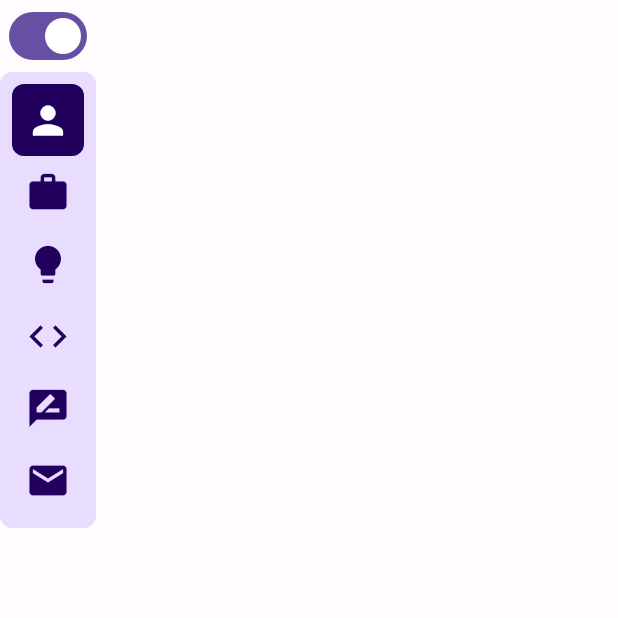
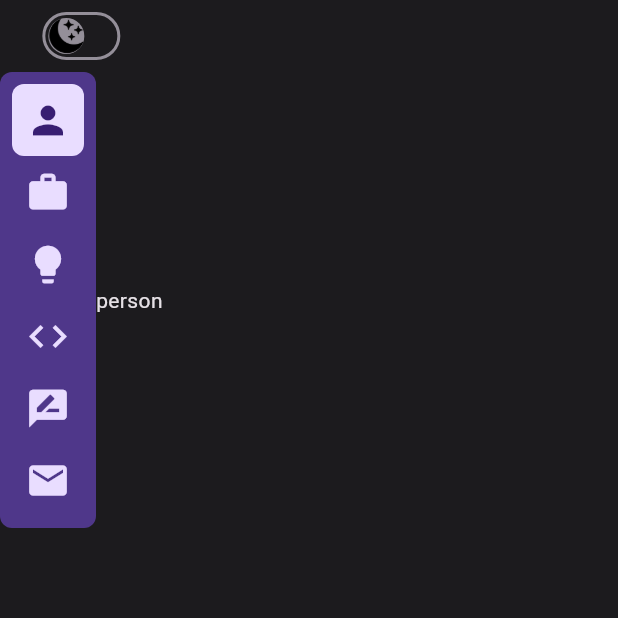
Before and after one commit to SATTIRAMYASRI/ramya_portfolio, a Flutter app: the screen it shows after launch, on a phone screen of 412 x 824 dp, the top half of it. Run offline on Flutter 3.47's test engine with Material 3 defaults, Android fonts, the phone set to English and light mode, and no system bars; our stand-ins replace bloc, flutter_bloc.

Commit message:
theme bug fixes in progress

```diff
--- a/lib/cubits/theme/theme_cubit.dart
+++ b/lib/cubits/theme/theme_cubit.dart
@@ -5,7 +5,7 @@ part 'theme_state.dart';
 
 class ThemeCubit extends Cubit<ThemeState> {
   ThemeCubit() : super(ThemeInitialState());
-  ThemeData themeColor = lightMode;
+  ThemeData themeColor = darkMode;
 
   changeTheme(selectedMode) {
     themeColor = selectedMode;
--- a/lib/main.dart
+++ b/lib/main.dart
@@ -58,7 +58,10 @@ class _MyAppState extends State<MyApp> {
                     activeThumbImage: const AssetImage(ImageConstants.sun),
                     inactiveThumbImage: const AssetImage(ImageConstants.night),
                   ),
-                  const SideBar()
+                  BlocProvider(
+                    create: (context) => _themeCubit,
+                    child: const HomeScreen(),
+                  )
                 ],
               ),
             ),
--- a/lib/screens/home_screen.dart
+++ b/lib/screens/home_screen.dart
@@ -1,26 +1,66 @@
 import 'package:flutter/material.dart';
+import 'package:flutter_bloc/flutter_bloc.dart';
+import 'package:ramya_portfolio/cubits/side_nav_bar/side_nav_bar_cubit.dart';
+import 'package:ramya_portfolio/cubits/theme/theme_cubit.dart';
+import 'package:ramya_portfolio/enums/side_nav_bar_enums.dart';
 import 'package:ramya_portfolio/widgets/side_bar.dart';
 
-class HomeScreen extends StatelessWidget {
+class HomeScreen extends StatefulWidget {
   const HomeScreen({super.key});
 
   @override
+  State<HomeScreen> createState() => _HomeScreenState();
+}
+
+class _HomeScreenState extends State<HomeScreen> {
+  late ThemeCubit _themeCubit;
+  late SideNavBarCubit _sideNavBarCubit;
+
+  @override
+  void initState() {
+    _themeCubit = context.read<ThemeCubit>();
+    _sideNavBarCubit = SideNavBarCubit();
+    super.initState();
+  }
+
+  @override
   Widget build(BuildContext context) {
-    return Row(
-      mainAxisSize: MainAxisSize.min,
-      children: [
-        SideBar(),
-        Column(
-          children: [
-            Row(
-              children: [Text("social media links"), Text("light dark")],
-            ),
-            Row(
-              children: [Text("changing role text"), Text("lottie")],
-            )
-          ],
-        )
-      ],
+    return BlocProvider(
+      create: (context) => _sideNavBarCubit,
+      child: BlocBuilder<SideNavBarCubit, SideNavBarState>(
+        builder: (context, state) {
+          return Row(
+            mainAxisSize: MainAxisSize.min,
+            children: [
+              BlocProvider(
+                create: (context) => _themeCubit,
+                child: const SideBar(),
+              ),
+              selectRoute()
+            ],
+          );
+        },
+      ),
     );
   }
+
+  Widget selectRoute() {
+    debugPrint('${_sideNavBarCubit.selectedIcon}');
+    switch (_sideNavBarCubit.selectedIcon) {
+      case SideNavBarIconsEnum.person:
+        return Text("person");
+      case SideNavBarIconsEnum.work:
+        return Text("work");
+      case SideNavBarIconsEnum.lightbulb:
+        return Text("lightbulb");
+      case SideNavBarIconsEnum.code:
+        return Text("code");
+      case SideNavBarIconsEnum.ratereview:
+        return Text("ratereview");
+      case SideNavBarIconsEnum.mail:
+        return Text("mail");
+      default:
+        return Text("default");
+    }
+  }
 }
--- a/lib/widgets/side_bar.dart
+++ b/lib/widgets/side_bar.dart
@@ -1,6 +1,5 @@
 import 'package:flutter/material.dart';
 import 'package:flutter_bloc/flutter_bloc.dart';
-import 'package:ramya_portfolio/Theme/themes.dart';
 import 'package:ramya_portfolio/constants/edge_insets.dart';
 import 'package:ramya_portfolio/cubits/side_nav_bar/side_nav_bar_cubit.dart';
 import 'package:ramya_portfolio/cubits/theme/theme_cubit.dart';
@@ -19,7 +18,7 @@ class _SideBarState extends State<SideBar> {
 
   @override
   void initState() {
-    _themeCubit = ThemeCubit();
+    _themeCubit = context.read<ThemeCubit>();
     _sideNavBarCubit = SideNavBarCubit();
     super.initState();
   }
@@ -31,8 +30,8 @@ class _SideBarState extends State<SideBar> {
         BlocProvider<SideNavBarCubit>(
           create: (context) => _sideNavBarCubit,
         ),
-        BlocProvider<ThemeCubit>(
-          create: (context) => _themeCubit,
+        BlocProvider.value(
+          value: _themeCubit,
         ),
       ],
       child: BlocBuilder<SideNavBarCubit, SideNavBarState>(
@@ -103,7 +102,3 @@ class _SideBarState extends State<SideBar> {
     );
   }
 }
-
-Widget selectedScreen() {
-  return Text("Hello");
-}
```
